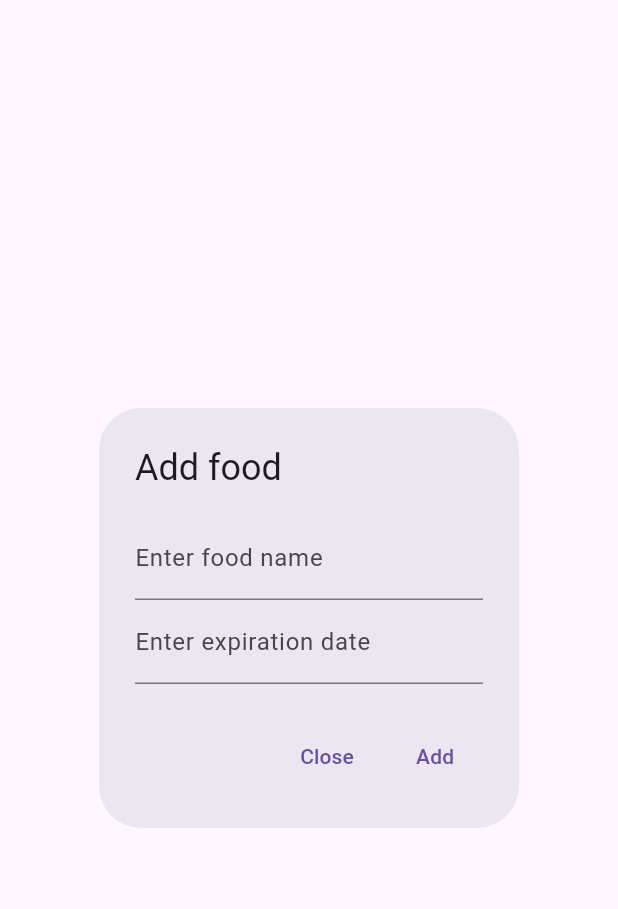
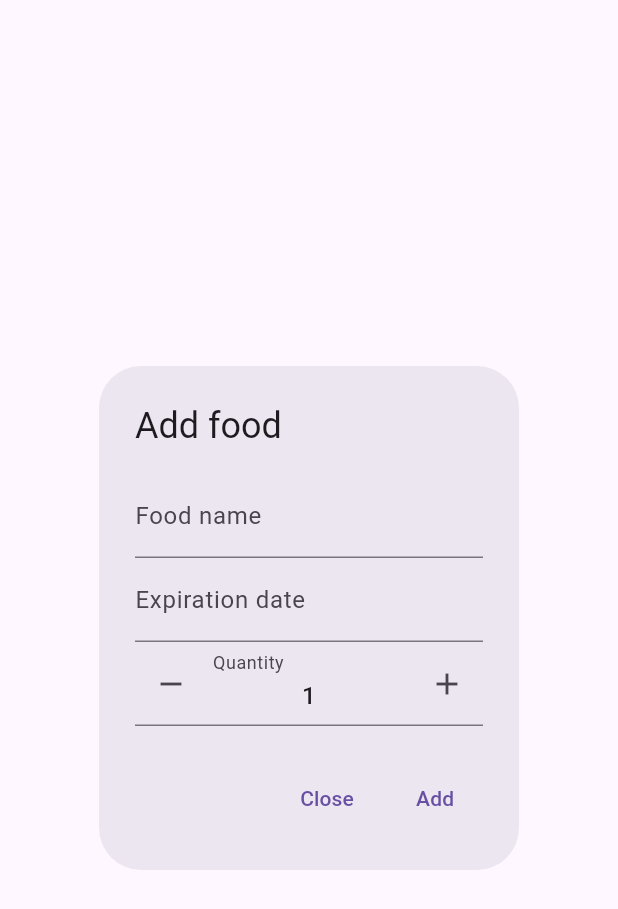
Before and after one commit to tiaxter/fridge-manager, a Flutter app: the FoodAdderPopup widget shown alone on an empty page, opened directly, on a phone screen of 412 x 824 dp. Shown: the top 909 px of the screen. Run offline on Flutter 3.47's test engine with Material 2 defaults, Android fonts, the phone set to English and light mode, and no system bars; drawn by our look-alikes of flutter_spinbox; our stand-ins replace dio, flutter_speed_dial, font_awesome_flutter, hive_flutter, jiffy; missing offline and left inert: flutter_barcode_scanner; accounts and stored records are empty.

```diff
--- a/lib/widgets/food_adder.dart
+++ b/lib/widgets/food_adder.dart
@@ -1,12 +1,16 @@
 import 'package:flutter/material.dart';
 import 'package:intl/intl.dart';
 import 'package:hive_flutter/hive_flutter.dart';
+import 'package:flutter_spinbox/material.dart';
 
 import '../utils/api.dart';
 
 class FoodAdderPopup extends StatefulWidget{
   final String? barCode;
-  const FoodAdderPopup({Key? key, this.barCode}) : super(key: key);
+  final int? indexToUpdate;
+  const FoodAdderPopup({
+    Key? key, this.barCode, this.indexToUpdate
+  }) : super(key: key);
 
   @override
   _FoodAdderPopupState createState() => _FoodAdderPopupState();
@@ -14,7 +18,9 @@ class FoodAdderPopup extends StatefulWidget{
 }
 
 class _FoodAdderPopupState extends State<FoodAdderPopup>{
-  Map<String, dynamic> formFields = {};
+  Map<String, dynamic> formFields = {
+    'quantity': 1.0,
+  };
   GlobalKey<FormState> formKey = GlobalKey<FormState>();
   TextEditingController productNameController = TextEditingController();
   TextEditingController expirationDateController = TextEditingController();
@@ -22,7 +28,7 @@ class _FoodAdderPopupState extends State<FoodAdderPopup>{
   void openDatePicker(BuildContext context) async {
     DateTime? date = await showDatePicker(
       context: context,
-      initialDate: DateTime.now(),
+      initialDate: (formFields.containsKey("expirationDate") && formFields["expirationDate"] != null) ? formFields["expirationDate"] : DateTime.now(),
       firstDate: DateTime.now(),
       lastDate: DateTime(3000)
     );
@@ -47,8 +53,15 @@ class _FoodAdderPopupState extends State<FoodAdderPopup>{
 
     // Get stored foods
     List<dynamic> foods = Hive.box('app').get('foods', defaultValue: <Map<dynamic, dynamic>>[]);
-    // Add the new one
-    foods.add(formFields);
+
+    if (widget.indexToUpdate != null) {
+      // Replace the old with the new one
+      foods[widget.indexToUpdate ?? 0] = formFields;
+    } else {
+      // Add the new one
+      foods.add(formFields);
+    }
+
     // Save velues to the db
     Hive.box('app').put('foods', foods);
     Navigator.of(context).pop();
@@ -56,15 +69,24 @@ class _FoodAdderPopupState extends State<FoodAdderPopup>{
 
   @override
   Widget build(BuildContext context) {
+    String action = widget.indexToUpdate != null ? "Edit" : "Add";
+    if (widget.indexToUpdate != null) {
+      var currentFood = Hive.box('app').get('foods', defaultValue: <Map<dynamic, dynamic>>[])[widget.indexToUpdate ?? 0];
+      formFields["productName"] = currentFood["productName"];
+      formFields["expirationDate"] = currentFood["expirationDate"];
+      productNameController.text = formFields["productName"];
+      expirationDateController.text = DateFormat('yyyy-MM-dd').format(formFields["expirationDate"]);
+    }
+
     return AlertDialog(
-      title: const Text('Add food'),
+      title: Text("$action food"),
       content: FutureBuilder(
         future: widget.barCode == null ? null: Api.getProductInfo(widget.barCode ?? ""),
         builder: (BuildContext context, AsyncSnapshot snapshot) {
           if (snapshot.connectionState == ConnectionState.waiting) {
             return const SizedBox(
               width: double.infinity,
-              height: 30,
+              height: 60,
               child: Center(
                 child: CircularProgressIndicator()
               )
@@ -84,7 +106,7 @@ class _FoodAdderPopupState extends State<FoodAdderPopup>{
                   TextFormField(
                     controller: productNameController,
                     decoration: const InputDecoration(
-                      labelText: "Enter food name"
+                      labelText: "Food name"
                     ),
                     validator: (value) => (value == null || value.isEmpty) ? 'Required field' : null,
                     onSaved: (String? value) => formFields["productName"] = value ?? "",
@@ -94,8 +116,17 @@ class _FoodAdderPopupState extends State<FoodAdderPopup>{
                     readOnly: true,
                     onTap: () => openDatePicker(context),
                     decoration: const InputDecoration(
-                      labelText: "Enter expiration date"
+                      labelText: "Expiration date"
                     ),
+                  ),
+                  SpinBox(
+                    min: 1,
+                    max: 100,
+                    decoration: const InputDecoration(
+                      labelText: 'Quantity',
+                    ),
+                    onChanged: (double value) => formFields["quantity"] = value,
+                    value: formFields['quantity'] ?? 1.0,
                   )
                 ],
               ),
@@ -109,7 +140,7 @@ class _FoodAdderPopupState extends State<FoodAdderPopup>{
           onPressed: () => Navigator.of(context).pop(),
         ),
         TextButton(
-          child: const Text("Add"),
+          child: Text(action),
           onPressed: onSave,
         )
       ],
--- a/pubspec.yaml
+++ b/pubspec.yaml
@@ -41,6 +41,8 @@ dependencies:
   intl: ^0.17.0
   flutter_barcode_scanner: ^2.0.0
   font_awesome_flutter: ^9.2.0
+  flutter_spinbox: ^0.8.0
+  jiffy: ^5.0.0
 
 dev_dependencies:
   flutter_test:
```
Also changed, not shown: lib/screens/home.dart (+16 -0 lines), lib/widgets/food_card.dart (+38 -14 lines), pubspec.lock, 1 other file.
